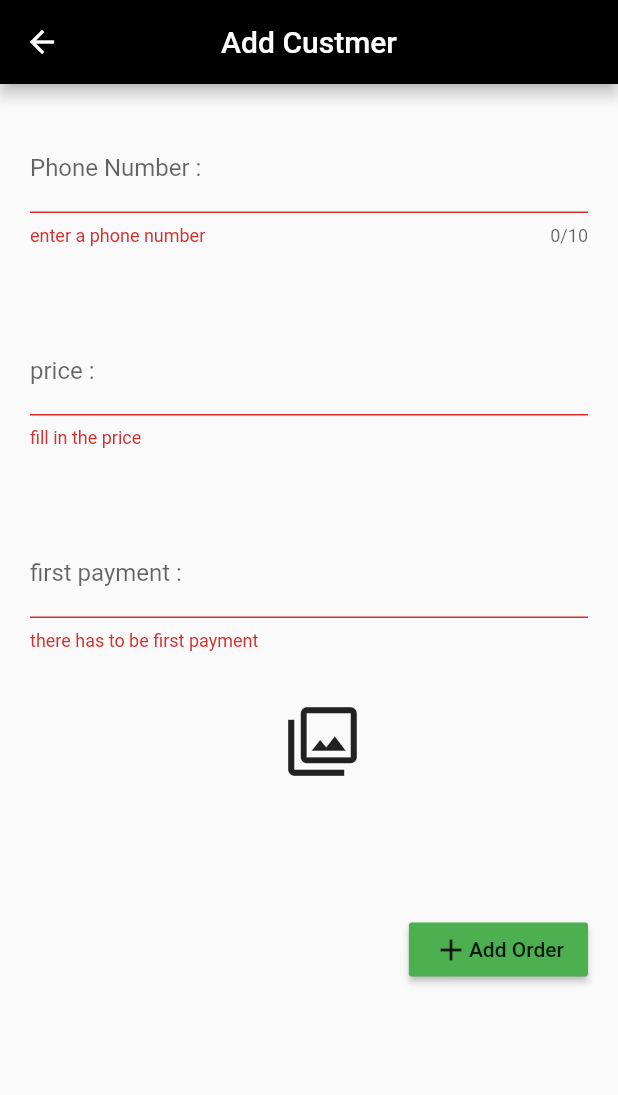
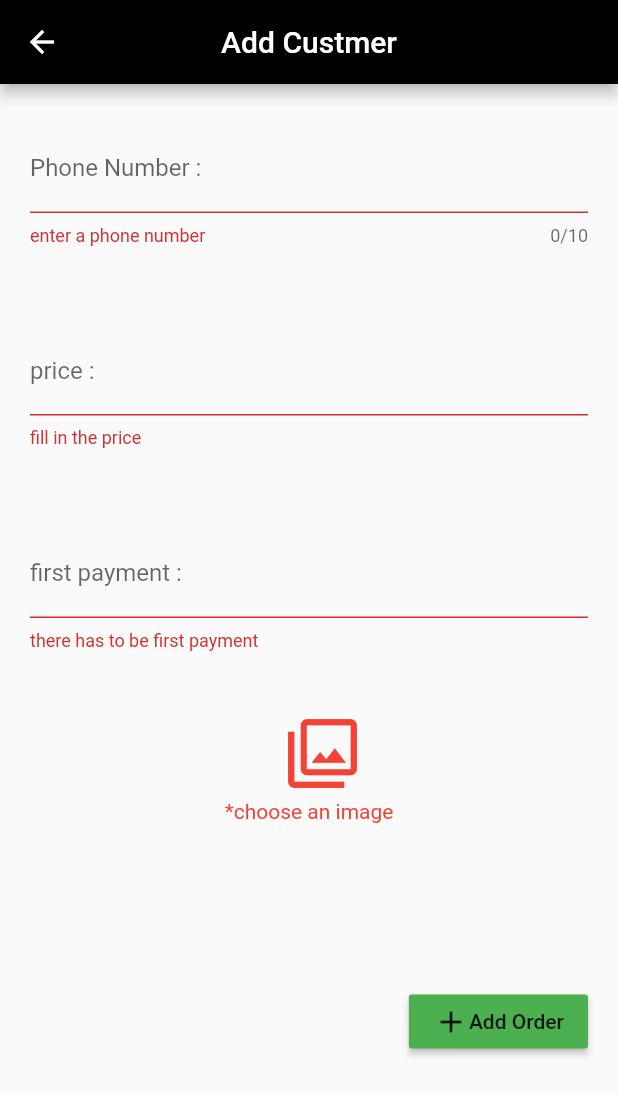
Before and after one commit to GH4SS4N/flutter_clothes_app, a Flutter app: the AddOrder screen opened directly, after a tap on "Add Order", on a phone screen of 412 x 824 dp. Shown: the top 1095 px of the screen. Run offline on Flutter 3.47's test engine with Material 2 defaults, Android fonts, the phone set to English and light mode, and no system bars; our stand-ins replace file_picker, parse_server_sdk, photo_view; statements that could not run were skipped.

Commit message:
a lot has been improved XD try it your self

```diff
--- a/lib/View/Pages/AddOrder.dart
+++ b/lib/View/Pages/AddOrder.dart
@@ -20,6 +20,8 @@ class _AddOrder extends State<AddOrder> {
   final formKey = new GlobalKey<FormState>();
   File image;
   FilePickerResult result;
+  bool isThereAnImage = true;
+  bool isTheRestMoreThanAmount = true;
 
   Future<void> imagegetFile() async {
     result = await FilePicker.platform.pickFiles(
@@ -59,7 +61,31 @@ class _AddOrder extends State<AddOrder> {
   }
 
   validatAndSave() async {
+    bool imageIsStateIsFine = false;
+    bool textIsFine = false;
+    print('validation---------');
+    // formKey.currentState.validate();
+    // if (amount > firstPayment) {
+    //   setState(() {
+    //     isTheRestMoreThanAmount = false;
+    //   });
+    // }
+    if (image != null) {
+      setState(() {
+        imageIsStateIsFine = true;
+      });
+    } else {
+      setState(() {
+        isThereAnImage = false;
+      });
+
       if (formKey.currentState.validate()) {
+        setState(() {
+          textIsFine = true;
+        });
+      }
+
+      if (imageIsStateIsFine && textIsFine) {
         formKey.currentState.save();
         Customer.lookup(phoneNumber).then((value) {
           if (value == null) {
@@ -78,6 +104,7 @@ class _AddOrder extends State<AddOrder> {
         }).whenComplete(() {
           Navigator.pop(context);
         });
+      }
     }
   }
 
@@ -166,6 +193,8 @@ class _AddOrder extends State<AddOrder> {
                     validator: (value) {
                       return value.length == 0
                           ? "there has to be first payment"
+                          // : isTheRestMoreThanAmount
+                          //     ? "first payment should be less than the total"
                           : null;
                     },
                   ),
@@ -173,14 +202,30 @@ class _AddOrder extends State<AddOrder> {
                 Row(
                   mainAxisAlignment: MainAxisAlignment.center,
                   children: [
-                    IconButton(
+                    Column(
+                      children: [
+                        Padding(
+                          padding: const EdgeInsets.all(8.0),
+                          child: IconButton(
                               icon: Icon(
                                 Icons.filter,
                                 size: 50,
+                                color:
+                                    isThereAnImage ? Colors.black : Colors.red,
                               ),
                               onPressed: () {
                                 imagegetFile();
                               }),
+                        ),
+                        Padding(
+                          padding: const EdgeInsets.all(8.0),
+                          child: Text(
+                            isThereAnImage ? "" : "*choose an image",
+                            style: TextStyle(color: Colors.red),
+                          ),
+                        )
+                      ],
+                    ),
                   ],
                 ),
                 Row(
--- a/lib/View/Pages/CustomerOrders.dart
+++ b/lib/View/Pages/CustomerOrders.dart
@@ -77,7 +77,7 @@ class _CustomerOrders extends State<CustomerOrders> {
                   order = null;
                 });
               },
-              child: CustomerCard(widget.customer),
+              child: CustomerCard(widget.customer, order),
             ),
             Expanded(
               child:
```
Also changed, not shown: lib/View/Pages/OrdersHome.dart (+19 -1 lines), lib/View/Widgets/CustomerCard.dart (+36 -1 lines). Lines whose indentation alone changed are shown as unchanged.
